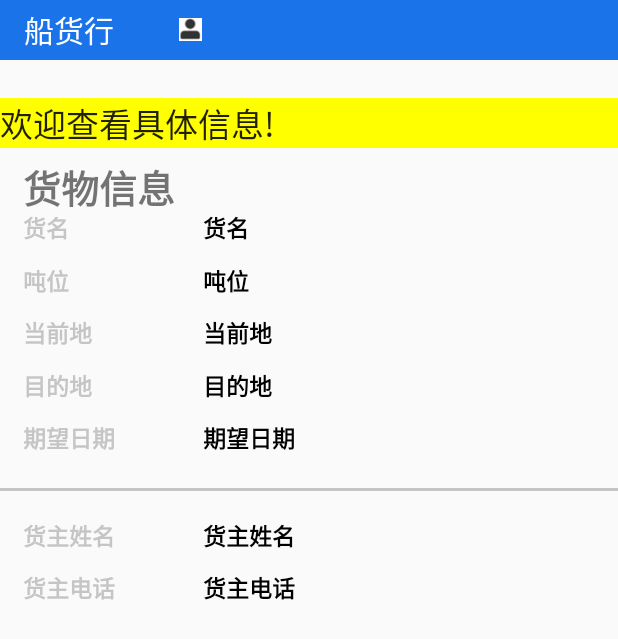
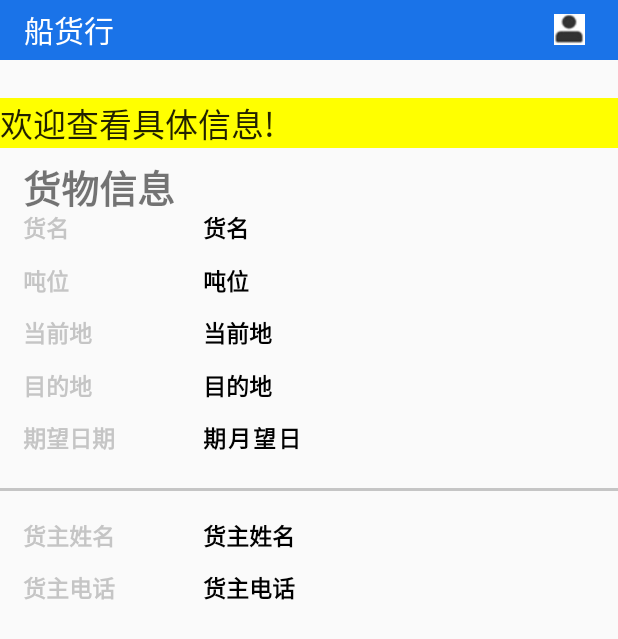
Before and after one commit to codejoker-c/water-transport-research, an Android app: the InfoDesc screen opened directly, with no data from a screen before it, after a tap on an icon or button, on a phone screen of 412 x 824 dp. Shown: the top 639 px of the screen. Run offline under Robolectric (Android 15) with nearby library versions, the phone set to English and light mode, and no system bars; libraries missing offline, so code that uses them is left out: com.chaquo.python; 8 statements that could not run were skipped.

Commit message:
Tiny update.

```diff
--- a/HelloWorld/app/src/main/java/com/example/helloworld/AboutActivity2.java
+++ b/HelloWorld/app/src/main/java/com/example/helloworld/AboutActivity2.java
@@ -13,9 +13,11 @@ import android.text.Layout;
 import android.util.Log;
 import android.view.LayoutInflater;
 import android.view.View;
+import android.widget.Button;
 import android.widget.ImageView;
 import android.widget.LinearLayout;
 import android.widget.TextView;
+import android.widget.Toast;
 
 import com.chaquo.python.Kwarg;
 import com.chaquo.python.PyObject;
@@ -30,6 +32,7 @@ public class AboutActivity2 extends AppCompatActivity {
     ViewPager aboutVp;
     TextView shareTv,Test;
     LinearLayout pointLayout;
+    Button button;
     List<View>viewList;    //ViewPager的数据源
     //<ImageView>pointList;  //存放显示器小点点的集合
     int[]picIds={R.mipmap.test,R.mipmap.dragon,R.mipmap.mercury,R.mipmap.joker};
@@ -59,7 +62,7 @@ public class AboutActivity2 extends AppCompatActivity {
         ActionBar ab = getSupportActionBar();
         ab.setDisplayHomeAsUpEnabled(true);
         aboutVp=findViewById(R.id.about_vp);
-        //shareTv=findViewById(R.id.about)
+        button=findViewById(R.id.advice_submit);
         pointLayout=findViewById(R.id.about_layout_point);
 
 
@@ -79,36 +82,16 @@ public class AboutActivity2 extends AppCompatActivity {
         // 发送切换页面消息
         handler.sendEmptyMessageDelayed(1,3000);
 
-/*        initPython();
-        callPythonCode(Test);*/
 
+        button.setOnClickListener(new View.OnClickListener() {
+            @Override
+            public void onClick(View v) {
+                Toast.makeText(AboutActivity2.this, "提交成功！感谢您的反馈", Toast.LENGTH_SHORT).show();
+            }
+        });
 
 
     }
 
-/*    // 初始化Python环境
-    void initPython(){
-        if (! Python.isStarted()) {
-            Python.start(new AndroidPlatform(this));
-        }
-    }
-    // 调用python代码
-    void callPythonCode(TextView Test){
-        Python py = Python.getInstance();
-        // 调用hello.py模块中的greet函数，并传一个参数
-        // 等价用法：py.getModule("hello").get("greet").call("Android");
-        py.getModule("hello").callAttr("greet", "Android");
-
-        // 调用python内建函数help()，输出了帮助信息
-        // py.getBuiltins().get("help").call();
-
-        //PyObject用来保存python函数的返回值，一个python类型
-        PyObject obj1 = py.getModule("hello").callAttr("add", 2,3);
-        // 将Python返回值换为Java中的Integer类型
-        Integer sum = obj1.toJava(Integer.class);
-        Test.setText(sum.toString());
-
-    }*/
-
 
 }
--- a/HelloWorld/app/src/main/java/com/example/helloworld/InfoDesc.java
+++ b/HelloWorld/app/src/main/java/com/example/helloworld/InfoDesc.java
@@ -11,6 +11,7 @@ import com.example.helloworld.database.user_Cargo;
 public class InfoDesc extends AppCompatActivity {
 
     TextView huoming,dunwei,dangqiandi,mudidi,qiwangriqi,huozhuxingming,huozhudianhua;
+    TextView cargo_day2;
 
 
 
@@ -30,7 +31,7 @@ public class InfoDesc extends AppCompatActivity {
         qiwangriqi.setText(String.valueOf(userCargo.month));
         huozhuxingming.setText(userCargo.name);
         huozhudianhua.setText(userCargo.phone);
-
+        cargo_day2.setText(String.valueOf(userCargo.day));
     }
 
     public void initView(){
@@ -41,6 +42,7 @@ public class InfoDesc extends AppCompatActivity {
         qiwangriqi=findViewById(R.id.cargo_qiwangriqi);
         huozhuxingming=findViewById(R.id.cargo_huozhuxingming);
         huozhudianhua=findViewById(R.id.cargo_huozhudianhua);
+        cargo_day2=findViewById(R.id.cargo_day2);
     }
 
 
--- a/HelloWorld/app/src/main/res/layout/activity_info_desc.xml
+++ b/HelloWorld/app/src/main/res/layout/activity_info_desc.xml
@@ -123,13 +123,49 @@
         android:textColor="@color/divider"
         android:textSize="15sp"
         android:textStyle="bold"></TextView>
+
     <TextView
         android:id="@+id/cargo_qiwangriqi"
         android:layout_width="wrap_content"
         android:layout_height="wrap_content"
         android:layout_alignBottom="@id/const_qiwangriqi"
         android:layout_marginLeft="135dp"
-        android:text="期望日期"
+        android:text="期"
+        android:textColor="@color/black"
+        android:textSize="15sp"
+        android:textStyle="bold"></TextView>
+
+    <TextView
+        android:id="@+id/const_month"
+        android:layout_width="wrap_content"
+        android:layout_height="wrap_content"
+        android:layout_alignBottom="@id/const_qiwangriqi"
+        android:layout_toRightOf="@id/cargo_qiwangriqi"
+        android:layout_marginLeft="1dp"
+        android:text="月"
+        android:textColor="@color/black"
+        android:textSize="15sp"
+        android:textStyle="bold"></TextView>
+
+    <TextView
+        android:id="@+id/cargo_day2"
+        android:layout_width="wrap_content"
+        android:layout_height="wrap_content"
+        android:layout_alignBottom="@id/const_qiwangriqi"
+        android:layout_toRightOf="@id/const_month"
+        android:layout_marginLeft="1dp"
+        android:text="望"
+        android:textColor="@color/black"
+        android:textSize="15sp"
+        android:textStyle="bold"></TextView>
+    <TextView
+        android:id="@+id/const_day"
+        android:layout_width="wrap_content"
+        android:layout_height="wrap_content"
+        android:layout_alignBottom="@id/const_qiwangriqi"
+        android:layout_toRightOf="@id/cargo_day2"
+        android:layout_marginLeft="1dp"
+        android:text="日"
         android:textColor="@color/black"
         android:textSize="15sp"
         android:textStyle="bold"></TextView>
--- a/HelloWorld/app/src/main/res/layout/activity_main.xml
+++ b/HelloWorld/app/src/main/res/layout/activity_main.xml
@@ -42,10 +42,10 @@
         android:layout_marginStart="275dp"
         android:layout_marginTop="395dp"
         android:clickable="true"
+        android:onClick="onClick"
         android:text="创建账户"
-        android:textColor="@color/blue"
-        android:onClick="onClick"
-        />
+        android:textStyle="italic"
+        android:textColor="@color/blue" />
 
     <TextView
         android:layout_width="wrap_content"
--- a/HelloWorld/app/src/main/res/layout/item_infolist.xml
+++ b/HelloWorld/app/src/main/res/layout/item_infolist.xml
@@ -76,6 +76,7 @@
         android:layout_height="wrap_content"
         android:layout_alignBottom="@id/const_kind"
         android:layout_toRightOf="@+id/const_kind"
+        android:layout_marginLeft="2dp"
         android:text="货物种类"
         android:textSize="15sp"
         android:textStyle="bold"></TextView>
@@ -87,6 +88,7 @@
         android:layout_marginLeft="110dp"
         android:layout_marginTop="10dp"
         android:text="望"
+        android:textStyle="bold"
         android:textSize="15sp"></TextView>
 
 
@@ -137,4 +139,6 @@
         ></TextView>
 
 
+
+
 </RelativeLayout>
--- a/HelloWorld/app/src/main/res/layout/main_titlebar.xml
+++ b/HelloWorld/app/src/main/res/layout/main_titlebar.xml
@@ -16,15 +16,15 @@
 
         <ImageButton
             android:id="@+id/ib_menu"
-            android:layout_width="18dp"
-            android:layout_height="18dp"
+            android:layout_width="23dp"
+            android:layout_height="23dp"
             android:layout_centerVertical="true"
-            android:layout_marginStart="50dp"
+            android:layout_marginStart="300dp"
             android:background="@android:color/transparent"
             android:foregroundGravity="center"
             android:onClick="onClick"
             android:padding="1dp"
-            android:scaleType="fitCenter"
+            android:scaleType="fitXY"
             android:src="@drawable/img_menu"
             android:visibility="visible" />
     </androidx.appcompat.widget.Toolbar>
```
Also changed, not shown: HelloWorld/app/src/main/res/layout/activity_about2.xml (+12 -0 lines).
